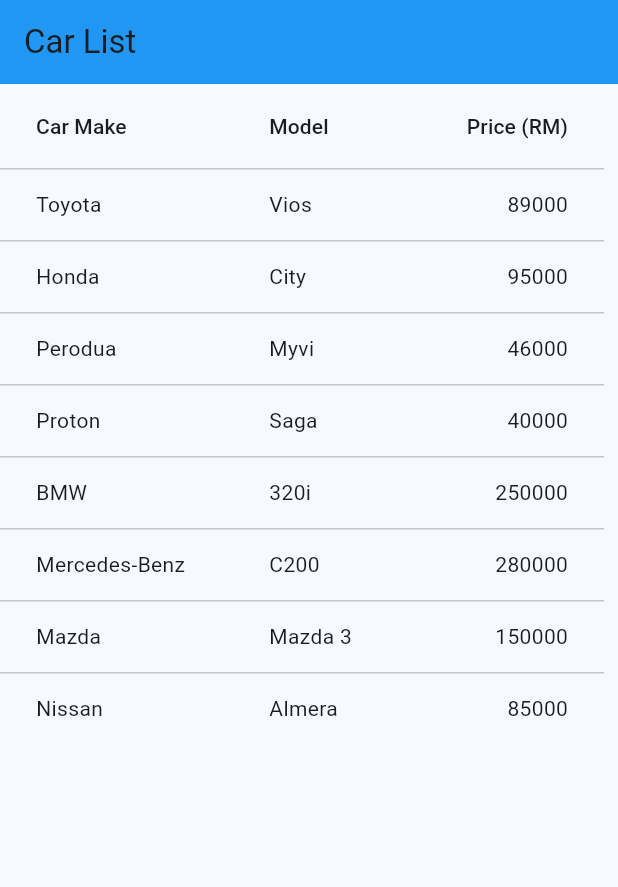
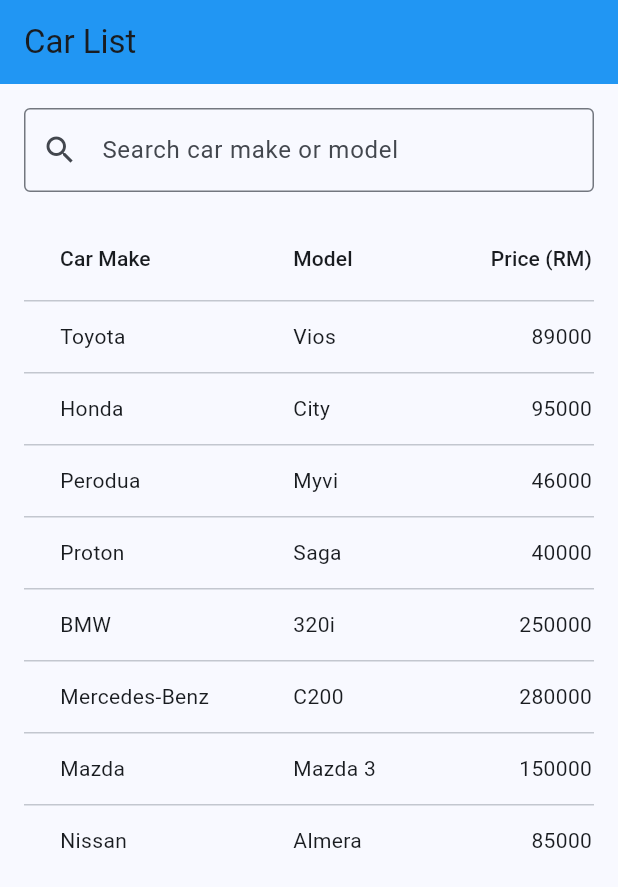
Before and after one commit to faridzuan93/TMA3084_G02_107626_Lab05_Lesson07, a Flutter app: the screen it shows after launch, on a phone screen of 412 x 824 dp. Shown: the top 887 px of the screen. Run offline on Flutter 3.47's test engine with Material 3 defaults, Android fonts, the phone set to English and light mode, and no system bars.

Commit message:
Add car search feature using AI

```diff
--- a/lib/main.dart
+++ b/lib/main.dart
@@ -40,6 +40,8 @@ class _CarTableScreenState extends State<CarTableScreen> {
     {'make': 'Nissan', 'model': 'Almera', 'price': 85000},
   ];
 
+  String searchQuery = '';
+
   int? sortColumnIndex;
   bool sortAscending = true;
 
@@ -49,14 +51,11 @@ class _CarTableScreenState extends State<CarTableScreen> {
       sortAscending = ascending;
 
       if (columnIndex == 0) {
-        cars.sort((a, b) =>
-            a['make'].compareTo(b['make']));
+        cars.sort((a, b) => a['make'].compareTo(b['make']));
       } else if (columnIndex == 1) {
-        cars.sort((a, b) =>
-            a['model'].compareTo(b['model']));
+        cars.sort((a, b) => a['model'].compareTo(b['model']));
       } else if (columnIndex == 2) {
-        cars.sort((a, b) =>
-            a['price'].compareTo(b['price']));
+        cars.sort((a, b) => a['price'].compareTo(b['price']));
       }
 
       if (!ascending) {
@@ -73,14 +72,52 @@ class _CarTableScreenState extends State<CarTableScreen> {
     });
   }
 
+  List<Map<String, dynamic>> get filteredCars {
+    return cars.where((car) {
+      final make = car['make'].toString().toLowerCase();
+      final model = car['model'].toString().toLowerCase();
+      final query = searchQuery.toLowerCase();
+
+      return make.contains(query) || model.contains(query);
+    }).toList();
+  }
+
   @override
   Widget build(BuildContext context) {
+    final displayedCars = filteredCars;
+
     return Scaffold(
       appBar: AppBar(
         title: const Text('Car List'),
         backgroundColor: Colors.blue,
       ),
-      body: SingleChildScrollView(
+      body: Padding(
+        padding: const EdgeInsets.all(16.0),
+        child: Column(
+          children: [
+            TextField(
+              decoration: const InputDecoration(
+                labelText: 'Search car make or model',
+                hintText: 'Enter car make or model',
+                prefixIcon: Icon(Icons.search),
+                border: OutlineInputBorder(),
+              ),
+              onChanged: (value) {
+                setState(() {
+                  searchQuery = value;
+                });
+              },
+            ),
+            const SizedBox(height: 16),
+            Expanded(
+              child: displayedCars.isEmpty
+                  ? const Center(
+                      child: Text(
+                        'No cars found.',
+                        style: TextStyle(fontSize: 18),
+                      ),
+                    )
+                  : SingleChildScrollView(
                       scrollDirection: Axis.horizontal,
                       child: DataTable(
                         sortColumnIndex: sortColumnIndex,
@@ -106,7 +143,7 @@ class _CarTableScreenState extends State<CarTableScreen> {
                             },
                           ),
                         ],
-          rows: cars.map((car) {
+                        rows: displayedCars.map((car) {
                           return DataRow(
                             cells: [
                               DataCell(Text(car['make'])),
@@ -117,6 +154,10 @@ class _CarTableScreenState extends State<CarTableScreen> {
                         }).toList(),
                       ),
                     ),
+            ),
+          ],
+        ),
+      ),
     );
   }
 }
```
Lines whose indentation alone changed are shown as unchanged.
